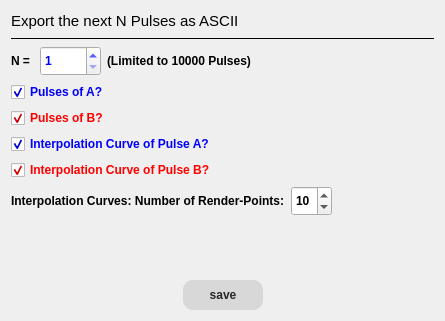
Before: the Qt Designer form GUI/drs4pulsesavedlg.ui in dpscience/DDRS4PALS, drawn with Qt 5.
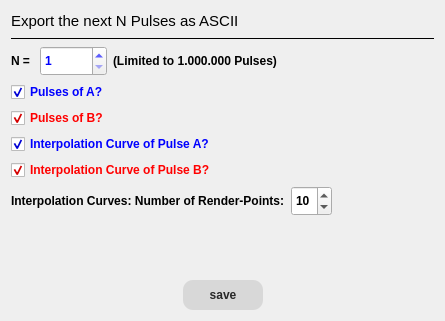
After: the same form once the commit is applied.

```diff
--- a/GUI/drs4pulsesavedlg.ui
+++ b/GUI/drs4pulsesavedlg.ui
@@ -98,7 +98,7 @@
           <number>1</number>
          </property>
          <property name="maximum">
-          <number>10000</number>
+          <number>1000000</number>
          </property>
         </widget>
        </item>
@@ -111,7 +111,7 @@
           </font>
          </property>
          <property name="text">
-          <string>(Limited to 10000 Pulses)</string>
+          <string>(Limited to 1.000.000 Pulses)</string>
          </property>
         </widget>
        </item>
```
